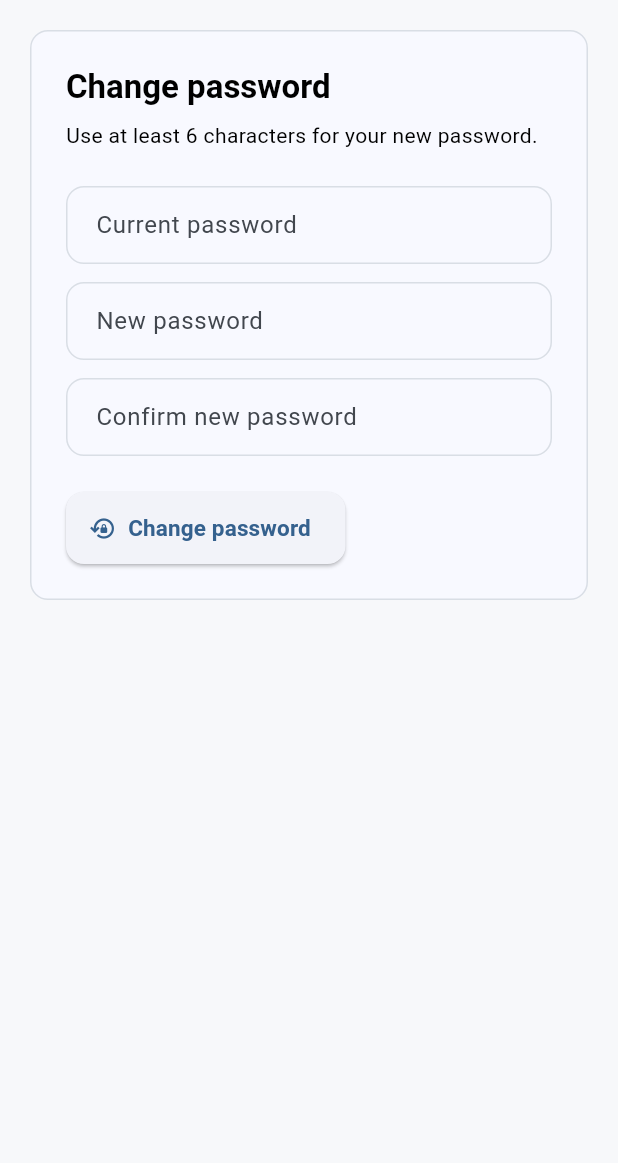
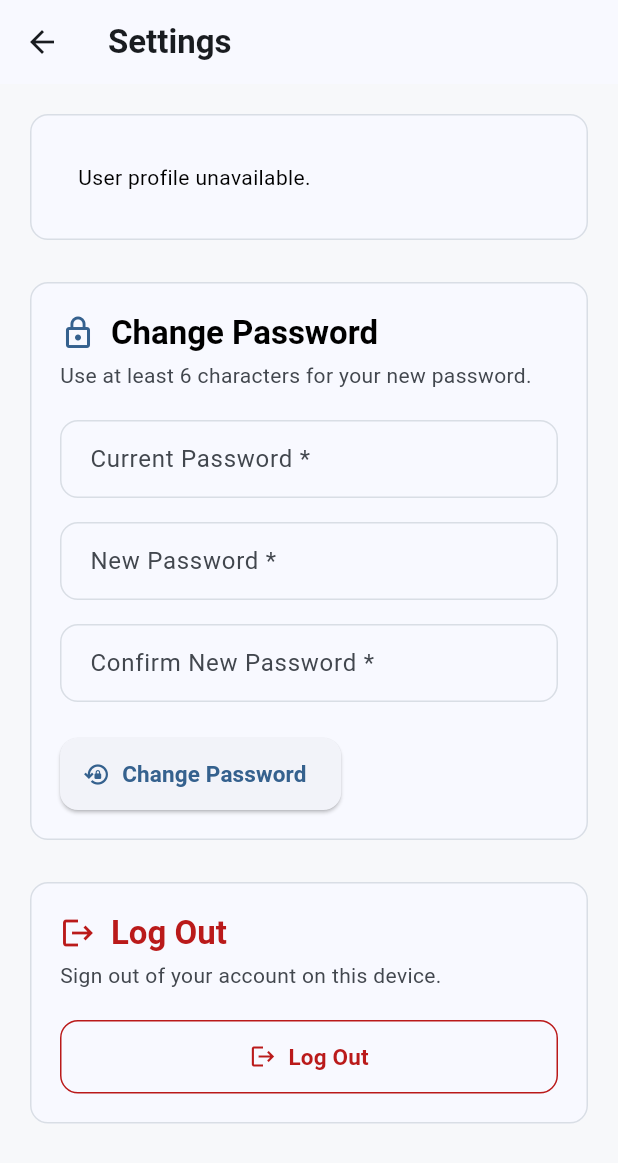
Before and after one commit to abhajkhan/csms_frontend, a Flutter app: the SettingsPage screen opened directly, on a phone screen of 412 x 824 dp. Shown: the top 1163 px of the screen. Run offline on Flutter 3.47's test engine with Material 3 defaults, Android fonts, the phone set to English and light mode, and no system bars; our stand-ins replace dio, flutter_dotenv, flutter_riverpod, flutter_secure_storage, go_router, shared_preferences; accounts and stored records are empty.

Commit message:
feat(settings): implement change password functionality with controller and UI components

```diff
--- a/lib/features/settings/presentation/pages/settings_page.dart
+++ b/lib/features/settings/presentation/pages/settings_page.dart
@@ -1,135 +1,37 @@
 import 'package:flutter/material.dart';
-import 'package:flutter_riverpod/flutter_riverpod.dart';
+import '../widgets/change_password_card.dart';
+import '../widgets/logout_card.dart';
+import '../widgets/profile_card.dart';
 
-import '../../../../app/theme.dart';
-import '../../../../core/errors/api_exception.dart';
-import '../../../../shared/components/app_buttons.dart';
-import '../../../../shared/components/app_card.dart';
-import '../../../../shared/forms/app_text_field.dart';
-import '../../../../shared/widgets/app_error_widget.dart';
-import '../../../auth/presentation/providers/auth_providers.dart';
-
-class SettingsPage extends ConsumerStatefulWidget {
+class SettingsPage extends StatelessWidget {
   const SettingsPage({super.key});
 
   @override
-  ConsumerState<SettingsPage> createState() => _SettingsPageState();
-}
-
-class _SettingsPageState extends ConsumerState<SettingsPage> {
-  final _formKey = GlobalKey<FormState>();
-  final _currentPasswordController = TextEditingController();
-  final _newPasswordController = TextEditingController();
-  final _confirmPasswordController = TextEditingController();
-  bool _isSaving = false;
-  Object? _error;
-
-  @override
-  void dispose() {
-    _currentPasswordController.dispose();
-    _newPasswordController.dispose();
-    _confirmPasswordController.dispose();
-    super.dispose();
-  }
-
-  Future<void> _changePassword() async {
-    if (!_formKey.currentState!.validate()) return;
-    setState(() {
-      _isSaving = true;
-      _error = null;
-    });
-    try {
-      await ref
-          .read(authRepositoryProvider)
-          .changePassword(
-            oldPassword: _currentPasswordController.text,
-            newPassword: _newPasswordController.text,
-          );
-      _currentPasswordController.clear();
-      _newPasswordController.clear();
-      _confirmPasswordController.clear();
-      if (mounted) {
-        ScaffoldMessenger.of(context).showSnackBar(
-          const SnackBar(content: Text('Password changed successfully.')),
-        );
-      }
-    } catch (error) {
-      _error = error;
-    } finally {
-      if (mounted) setState(() => _isSaving = false);
-    }
-  }
-
-  @override
-  Widget build(BuildContext context) => SingleChildScrollView(
-    padding: const EdgeInsets.all(AppSpacing.md),
-    child: ConstrainedBox(
-      constraints: const BoxConstraints(maxWidth: 560),
-      child: AppCard(
-        padding: const EdgeInsets.all(AppSpacing.lg),
-        child: Form(
-          key: _formKey,
-          child: Column(
-            crossAxisAlignment: CrossAxisAlignment.start,
-            children: [
-              Text(
-                'Change password',
-                style: Theme.of(context).textTheme.titleLarge,
-              ),
-              const SizedBox(height: AppSpacing.xs),
-              const Text('Use at least 6 characters for your new password.'),
-              const SizedBox(height: AppSpacing.lg),
-              AppTextField(
-                label: 'Current password',
-                controller: _currentPasswordController,
-                obscureText: true,
-                enabled: !_isSaving,
-                validator: _passwordValidator,
-              ),
-              const SizedBox(height: AppSpacing.sm),
-              AppTextField(
-                label: 'New password',
-                controller: _newPasswordController,
-                obscureText: true,
-                enabled: !_isSaving,
-                validator: _passwordValidator,
-              ),
-              const SizedBox(height: AppSpacing.sm),
-              AppTextField(
-                label: 'Confirm new password',
-                controller: _confirmPasswordController,
-                obscureText: true,
-                enabled: !_isSaving,
-                validator: (value) => value != _newPasswordController.text
-                    ? 'Passwords do not match.'
-                    : null,
-              ),
-              if (_error != null) ...[
-                const SizedBox(height: AppSpacing.md),
-                AppErrorWidget(message: _messageFor(_error!)),
+  Widget build(BuildContext context) {
+    return Scaffold(
+      appBar: AppBar(
+        title: const Text('Settings'),
+      ),
+      body: SingleChildScrollView(
+        padding: const EdgeInsets.all(16),
+        child: Align(
+          alignment: Alignment.topCenter,
+          child: ConstrainedBox(
+            constraints: const BoxConstraints(maxWidth: 600),
+            child: const Column(
+              crossAxisAlignment: CrossAxisAlignment.stretch,
+              children: [
+                ProfileCard(),
+                SizedBox(height: 20),
+                ChangePasswordCard(),
+                SizedBox(height: 20),
+                LogoutCard(),
+                SizedBox(height: 24),
               ],
-              const SizedBox(height: AppSpacing.lg),
-              AppPrimaryButton(
-                label: 'Change password',
-                icon: Icons.lock_reset_outlined,
-                isLoading: _isSaving,
-                onPressed: _changePassword,
-              ),
-            ],
+            ),
           ),
         ),
       ),
-    ),
-  );
-
-  String? _passwordValidator(String? value) {
-    if (value == null || value.length < 6) {
-      return 'Password must be at least 6 characters.';
-    }
-    return null;
+    );
   }
-
-  String _messageFor(Object error) => error is ApiException
-      ? error.message
-      : 'Unable to change password. Please try again.';
 }
--- /dev/null
+++ b/lib/features/settings/presentation/providers/settings_providers.dart
@@ -0,0 +1,7 @@
+import 'package:flutter_riverpod/flutter_riverpod.dart';
+import '../controllers/change_password_controller.dart';
+
+final changePasswordControllerProvider =
+    AutoDisposeAsyncNotifierProvider<ChangePasswordController, void>(
+      ChangePasswordController.new,
+    );
--- /dev/null
+++ b/lib/features/settings/presentation/widgets/change_password_card.dart
@@ -0,0 +1,150 @@
+import 'package:flutter/material.dart';
+import 'package:flutter_riverpod/flutter_riverpod.dart';
+
+import '../../../../shared/components/app_buttons.dart';
+import '../../../../shared/components/app_card.dart';
+import '../../../../shared/forms/app_text_field.dart';
+import '../../../../shared/widgets/app_error_widget.dart';
+import '../providers/settings_providers.dart';
+
+class ChangePasswordCard extends ConsumerStatefulWidget {
+  const ChangePasswordCard({super.key});
+
+  @override
+  ConsumerState<ChangePasswordCard> createState() =>
+      _ChangePasswordCardState();
+}
+
+class _ChangePasswordCardState extends ConsumerState<ChangePasswordCard> {
+  final _formKey = GlobalKey<FormState>();
+  final _currentPasswordController = TextEditingController();
+  final _newPasswordController = TextEditingController();
+  final _confirmPasswordController = TextEditingController();
+
+  @override
+  void dispose() {
+    _currentPasswordController.dispose();
+    _newPasswordController.dispose();
+    _confirmPasswordController.dispose();
+    super.dispose();
+  }
+
+  Future<void> _submit() async {
+    if (!_formKey.currentState!.validate()) return;
+
+    final controller = ref.read(changePasswordControllerProvider.notifier);
+    final success = await controller.changePassword(
+      oldPassword: _currentPasswordController.text,
+      newPassword: _newPasswordController.text,
+    );
+
+    if (mounted) {
+      if (success) {
+        _currentPasswordController.clear();
+        _newPasswordController.clear();
+        _confirmPasswordController.clear();
+        ScaffoldMessenger.of(context).showSnackBar(
+          const SnackBar(content: Text('Password changed successfully.')),
+        );
+      }
+    }
+  }
+
+  @override
+  Widget build(BuildContext context) {
+    final state = ref.watch(changePasswordControllerProvider);
+    final controller = ref.watch(changePasswordControllerProvider.notifier);
+    final isLoading = state.isLoading;
+    final theme = Theme.of(context);
+
+    return AppCard(
+      padding: const EdgeInsets.all(20),
+      child: Form(
+        key: _formKey,
+        child: Column(
+          crossAxisAlignment: CrossAxisAlignment.start,
+          children: [
+            Row(
+              children: [
+                Icon(
+                  Icons.lock_outline,
+                  color: theme.colorScheme.primary,
+                ),
+                const SizedBox(width: 10),
+                Text(
+                  'Change Password',
+                  style: theme.textTheme.titleLarge?.copyWith(
+                    fontWeight: FontWeight.bold,
+                  ),
+                ),
+              ],
+            ),
+            const SizedBox(height: 4),
+            Text(
+              'Use at least 6 characters for your new password.',
+              style: theme.textTheme.bodyMedium?.copyWith(
+                color: theme.colorScheme.onSurfaceVariant,
+              ),
+            ),
+            const SizedBox(height: 20),
+            AppTextField(
+              label: 'Current Password *',
+              controller: _currentPasswordController,
+              obscureText: true,
+              enabled: !isLoading,
+              validator: (value) {
+                if (value == null || value.isEmpty) {
+                  return 'Current password is required.';
+                }
+                if (value.length < 6) {
+                  return 'Password must be at least 6 characters.';
+                }
+                return null;
+              },
+            ),
+            const SizedBox(height: 16),
+            AppTextField(
+              label: 'New Password *',
+              controller: _newPasswordController,
+              obscureText: true,
+              enabled: !isLoading,
+              validator: (value) {
+                if (value == null || value.isEmpty) {
+                  return 'New password is required.';
+                }
+                if (value.length < 6) {
+                  return 'New password must be at least 6 characters.';
+                }
+                return null;
+              },
+            ),
+            const SizedBox(height: 16),
+            AppTextField(
+              label: 'Confirm New Password *',
+              controller: _confirmPasswordController,
+              obscureText: true,
+              enabled: !isLoading,
+              validator: (value) {
+                if (value != _newPasswordController.text) {
+                  return 'Passwords do not match.';
+                }
+                return null;
+              },
+            ),
+            if (state.hasError && controller.errorMessage != null) ...[
+              const SizedBox(height: 16),
+              AppErrorWidget(message: controller.errorMessage!),
+            ],
+            const SizedBox(height: 24),
+            AppPrimaryButton(
+              label: 'Change Password',
+              icon: Icons.lock_reset_outlined,
+              isLoading: isLoading,
+              onPressed: _submit,
+            ),
+          ],
+        ),
+      ),
+    );
+  }
+}
--- /dev/null
+++ b/lib/features/settings/presentation/widgets/logout_card.dart
@@ -0,0 +1,112 @@
+import 'package:flutter/material.dart';
+import 'package:flutter_riverpod/flutter_riverpod.dart';
+import '../../../../shared/components/app_card.dart';
+import '../../../auth/presentation/controllers/auth_controller.dart';
+
+class LogoutCard extends ConsumerStatefulWidget {
+  const LogoutCard({super.key});
+
+  @override
+  ConsumerState<LogoutCard> createState() => _LogoutCardState();
+}
+
+class _LogoutCardState extends ConsumerState<LogoutCard> {
+  bool _isLoggingOut = false;
+
+  Future<void> _handleLogout() async {
+    final confirmed = await showDialog<bool>(
+      context: context,
+      builder: (ctx) => AlertDialog(
+        title: const Text('Log Out of CSMS?'),
+        content: const Text(
+          'Are you sure you want to log out? You will need to sign in again to access the system.',
+        ),
+        actions: [
+          TextButton(
+            onPressed: () => Navigator.of(ctx).pop(false),
+            child: const Text('Cancel'),
+          ),
+          ElevatedButton(
+            style: ElevatedButton.styleFrom(
+              backgroundColor: Theme.of(ctx).colorScheme.error,
+              foregroundColor: Theme.of(ctx).colorScheme.onError,
+            ),
+            onPressed: () => Navigator.of(ctx).pop(true),
+            child: const Text('Log Out'),
+          ),
+        ],
+      ),
+    );
+
+    if (confirmed == true && mounted) {
+      setState(() => _isLoggingOut = true);
+      try {
+        await ref.read(authControllerProvider.notifier).logout();
+      } finally {
+        if (mounted) setState(() => _isLoggingOut = false);
+      }
+    }
+  }
+
+  @override
+  Widget build(BuildContext context) {
+    final theme = Theme.of(context);
+
+    return AppCard(
+      padding: const EdgeInsets.all(20),
+      child: Column(
+        crossAxisAlignment: CrossAxisAlignment.start,
+        children: [
+          Row(
+            children: [
+              Icon(
+                Icons.logout,
+                color: theme.colorScheme.error,
+              ),
+              const SizedBox(width: 10),
+              Text(
+                'Log Out',
+                style: theme.textTheme.titleLarge?.copyWith(
+                  fontWeight: FontWeight.bold,
+                  color: theme.colorScheme.error,
+                ),
+              ),
+            ],
+          ),
+          const SizedBox(height: 4),
+          Text(
+            'Sign out of your account on this device.',
+            style: theme.textTheme.bodyMedium?.copyWith(
+              color: theme.colorScheme.onSurfaceVariant,
+            ),
+          ),
+          const SizedBox(height: 20),
+          SizedBox(
+            width: double.infinity,
+            child: OutlinedButton.icon(
+              style: OutlinedButton.styleFrom(
+                foregroundColor: theme.colorScheme.error,
+                side: BorderSide(color: theme.colorScheme.error),
+                padding: const EdgeInsets.symmetric(vertical: 14),
+              ),
+              icon: _isLoggingOut
+                  ? SizedBox(
+                      width: 18,
+                      height: 18,
+                      child: CircularProgressIndicator.adaptive(
+                        strokeWidth: 2,
+                        valueColor: AlwaysStoppedAnimation<Color>(
+                          theme.colorScheme.error,
+                        ),
+                      ),
+                    )
+                  : const Icon(Icons.logout),
+              label: Text(_isLoggingOut ? 'Logging out…' : 'Log Out'),
+              onPressed: _isLoggingOut ? null : _handleLogout,
+            ),
+          ),
+        ],
+      ),
+    );
+  }
+}
--- /dev/null
+++ b/lib/features/settings/presentation/widgets/profile_card.dart
@@ -0,0 +1,135 @@
+import 'package:flutter/material.dart';
+import 'package:flutter_riverpod/flutter_riverpod.dart';
+import '../../../../shared/components/app_card.dart';
+import '../../../auth/models/auth_user.dart';
+import '../../../auth/presentation/controllers/auth_controller.dart';
+import '../../../users/presentation/widgets/user_role_badge.dart';
+
+class ProfileCard extends ConsumerWidget {
+  const ProfileCard({super.key});
+
+  @override
+  Widget build(BuildContext context, WidgetRef ref) {
+    final user = ref.watch(
+      authControllerProvider.select((s) => s.valueOrNull?.user),
+    );
+
+    final theme = Theme.of(context);
+
+    if (user == null) {
+      return const AppCard(
+        child: Padding(
+          padding: EdgeInsets.all(16),
+          child: Text('User profile unavailable.'),
+        ),
+      );
+    }
+
+    return AppCard(
+      padding: const EdgeInsets.all(20),
+      child: Column(
+        crossAxisAlignment: CrossAxisAlignment.start,
+        children: [
+          Row(
+            children: [
+              CircleAvatar(
+                radius: 28,
+                backgroundColor: theme.colorScheme.primaryContainer,
+                child: Icon(
+                  Icons.person,
+                  size: 32,
+                  color: theme.colorScheme.onPrimaryContainer,
+                ),
+              ),
+              const SizedBox(width: 16),
+              Expanded(
+                child: Column(
+                  crossAxisAlignment: CrossAxisAlignment.start,
+                  children: [
+                    Text(
+                      user.name,
+                      style: theme.textTheme.titleLarge?.copyWith(
+                        fontWeight: FontWeight.bold,
+                      ),
+                    ),
+                    const SizedBox(height: 4),
+                    Text(
+                      'User ID: #${user.id}',
+                      style: theme.textTheme.bodyMedium?.copyWith(
+                        color: theme.colorScheme.onSurfaceVariant,
+                      ),
+                    ),
+                  ],
+                ),
+              ),
+              UserRoleBadge(role: user.role),
+            ],
+          ),
+          const Divider(height: 28),
+          _ProfileRow(
+            icon: Icons.phone_outlined,
+            label: 'Phone / Username',
+            value: user.username,
+          ),
+          const SizedBox(height: 12),
+          _ProfileRow(
+            icon: Icons.badge_outlined,
+            label: 'Account Role',
+            value: switch (user.role) {
+              UserRole.admin => 'Administrator',
+              UserRole.supervisor => 'Supervisor',
+              UserRole.driver => 'Driver',
+            },
+          ),
+          const SizedBox(height: 12),
+          _ProfileRow(
+            icon: Icons.check_circle_outline,
+            label: 'Account Status',
+            value: 'Active',
+            valueColor: theme.colorScheme.primary,
+          ),
+        ],
+      ),
+    );
+  }
+}
+
+class _ProfileRow extends StatelessWidget {
+  const _ProfileRow({
+    required this.icon,
+    required this.label,
+    required this.value,
+    this.valueColor,
+  });
+
+  final IconData icon;
+  final String label;
+  final String value;
+  final Color? valueColor;
+
+  @override
+  Widget build(BuildContext context) {
+    final theme = Theme.of(context);
+
+    return Row(
+      children: [
+        Icon(icon, size: 20, color: theme.colorScheme.onSurfaceVariant),
+        const SizedBox(width: 10),
+        Text(
+          label,
+          style: theme.textTheme.bodyMedium?.copyWith(
+            color: theme.colorScheme.onSurfaceVariant,
+          ),
+        ),
+        const Spacer(),
+        Text(
+          value,
+          style: theme.textTheme.bodyLarge?.copyWith(
+            fontWeight: FontWeight.w600,
+            color: valueColor,
+          ),
+        ),
+      ],
+    );
+  }
+}
```
Also changed, not shown: lib/features/settings/presentation/controllers/change_password_controller.dart (added, +35 -0 lines), 1 other file.
